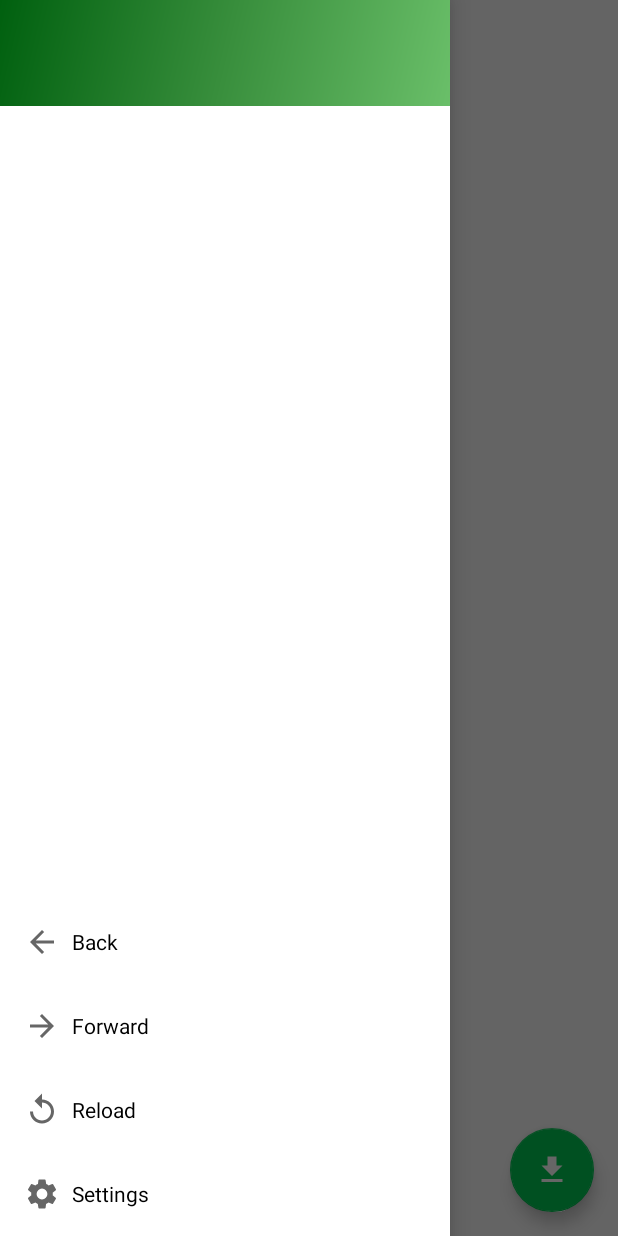
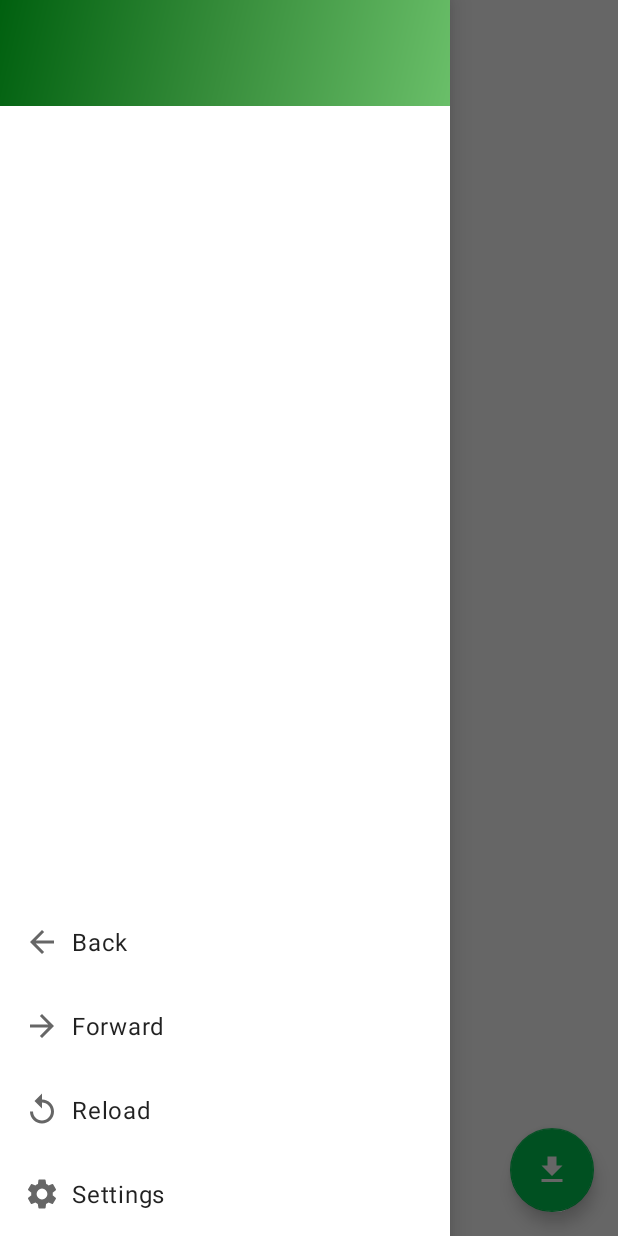
Before and after one commit to ohmae/touch-icon-extractor-sample, an Android app: the screen it shows after launch (MainActivity), with the side drawer open, on a phone screen of 412 x 824 dp. Run offline under Robolectric (Android 15) with nearby library versions, the phone set to English and light mode, and no system bars; 2 statements that could not run were skipped.

Commit message:
👍support dark theme

```diff
--- a/app/src/main/AndroidManifest.xml
+++ b/app/src/main/AndroidManifest.xml
@@ -13,7 +13,7 @@
         android:icon="@drawable/ic_launcher"
         android:label="@string/app_name"
         android:supportsRtl="true"
-        android:theme="@style/AppTheme"
+        android:theme="@style/Theme.App"
         android:usesCleartextTraffic="true"
         tools:ignore="GoogleAppIndexingWarning"
         tools:targetApi="m"
@@ -21,7 +21,7 @@
         <activity
             android:name=".MainActivity"
             android:configChanges="orientation|keyboard|keyboardHidden|smallestScreenSize"
-            android:theme="@style/AppTheme.NoActionBar"
+            android:theme="@style/Theme.App.NoActionBar"
             >
             <intent-filter>
                 <action android:name="android.intent.action.MAIN"/>
--- a/app/src/main/java/net/mm2d/webclip/MainActivity.kt
+++ b/app/src/main/java/net/mm2d/webclip/MainActivity.kt
@@ -10,6 +10,7 @@ package net.mm2d.webclip
 import android.annotation.SuppressLint
 import android.app.SearchManager
 import android.content.Intent
+import android.content.res.Configuration
 import android.graphics.Bitmap
 import android.net.Uri
 import android.os.Bundle
@@ -18,6 +19,8 @@ import android.webkit.WebChromeClient
 import android.webkit.WebView
 import android.webkit.WebViewClient
 import androidx.appcompat.app.AppCompatActivity
+import androidx.webkit.WebSettingsCompat
+import androidx.webkit.WebViewFeature
 import net.mm2d.webclip.databinding.ActivityMainBinding
 import net.mm2d.webclip.dialog.IconDialog
 import net.mm2d.webclip.settings.Settings
@@ -87,6 +90,17 @@ class MainActivity : AppCompatActivity() {
             it.useWideViewPort = true
             it.loadWithOverviewMode = true
             it.domStorageEnabled = true
+
+            if (WebViewFeature.isFeatureSupported(WebViewFeature.FORCE_DARK)) {
+                val nightMode = (resources.configuration.uiMode and Configuration.UI_MODE_NIGHT_MASK) == Configuration.UI_MODE_NIGHT_YES
+                val forceDarkMode = if (nightMode) WebSettingsCompat.FORCE_DARK_ON else WebSettingsCompat.FORCE_DARK_OFF
+                WebSettingsCompat.setForceDark(it, forceDarkMode)
+            }
+            if (WebViewFeature.isFeatureSupported(WebViewFeature.FORCE_DARK_STRATEGY)) {
+                WebSettingsCompat.setForceDarkStrategy(
+                    it, WebSettingsCompat.DARK_STRATEGY_WEB_THEME_DARKENING_ONLY
+                )
+            }
         }
         binding.webView.webChromeClient = object : WebChromeClient() {
             override fun onProgressChanged(view: WebView?, newProgress: Int) {
--- a/app/src/main/res/drawable/progress.xml
+++ b/app/src/main/res/drawable/progress.xml
@@ -5,7 +5,7 @@
     </item>
     <item android:id="@android:id/progress">
         <clip>
-            <color android:color="@color/colorAccent"/>
+            <color android:color="@color/green_a700"/>
         </clip>
     </item>
 </layer-list>
--- a/app/src/main/res/layout/activity_main.xml
+++ b/app/src/main/res/layout/activity_main.xml
@@ -45,10 +45,9 @@
         android:layout_width="300dp"
         android:layout_height="match_parent"
         android:layout_gravity="start"
-        android:background="@color/background"
+        android:background="?android:attr/windowBackground"
         android:clickable="true"
         android:orientation="vertical"
-        android:theme="@style/ThemeOverlay.AppCompat.Dark"
         tools:ignore="KeyboardInaccessibleWidget,Overdraw"
         >
 
@@ -102,8 +101,7 @@
             android:gravity="center_vertical"
             android:padding="@dimen/margin_large"
             android:text="@string/back_button"
-            android:textColor="@color/text"
-            android:textSize="@dimen/text_menu"
+            android:textAppearance="@style/TextAppearance.MaterialComponents.Body1"
             app:drawableStartCompat="@drawable/ic_back"
             />
 
@@ -116,8 +114,7 @@
             android:gravity="center_vertical"
             android:padding="@dimen/margin_large"
             android:text="@string/forward_button"
-            android:textColor="@color/text"
-            android:textSize="@dimen/text_menu"
+            android:textAppearance="@style/TextAppearance.MaterialComponents.Body1"
             app:drawableStartCompat="@drawable/ic_forward"
             />
 
@@ -130,8 +127,7 @@
             android:gravity="center_vertical"
             android:padding="@dimen/margin_large"
             android:text="@string/reload_button"
-            android:textColor="@color/text"
-            android:textSize="@dimen/text_menu"
+            android:textAppearance="@style/TextAppearance.MaterialComponents.Body1"
             app:drawableStartCompat="@drawable/ic_reload"
             />
 
@@ -144,8 +140,7 @@
             android:gravity="center_vertical"
             android:padding="@dimen/margin_large"
             android:text="@string/settings"
-            android:textColor="@color/text"
-            android:textSize="@dimen/text_menu"
+            android:textAppearance="@style/TextAppearance.MaterialComponents.Body1"
             app:drawableStartCompat="@drawable/ic_settings"
             />
     </LinearLayout>
--- a/app/src/main/res/layout/dialog_icon.xml
+++ b/app/src/main/res/layout/dialog_icon.xml
@@ -13,8 +13,7 @@
         android:layout_margin="8dp"
         android:ellipsize="end"
         android:maxLines="2"
-        android:textColor="@color/text"
-        android:textSize="16sp"
+        android:textAppearance="@style/TextAppearance.MaterialComponents.Body2"
         />
 
     <com.google.android.material.switchmaterial.SwitchMaterial
--- /dev/null
+++ b/app/src/main/res/values-night/themes.xml
@@ -0,0 +1,26 @@
+<resources xmlns:tools="http://schemas.android.com/tools">
+    <!-- Base application theme. -->
+    <style name="Theme.App" parent="Theme.MaterialComponents.DayNight.DarkActionBar">
+        <!-- Primary brand color. -->
+        <item name="colorPrimary">@color/gray_800</item>
+        <item name="colorPrimaryVariant">@color/black</item>
+        <item name="colorOnPrimary">@color/black</item>
+        <!-- Secondary brand color. -->
+        <item name="colorSecondary">@color/green_300</item>
+        <item name="colorSecondaryVariant">@color/green_300</item>
+        <item name="colorOnSecondary">@color/black</item>
+        <!-- Status bar color. -->
+        <item name="android:statusBarColor" tools:targetApi="l">?attr/colorPrimaryVariant</item>
+        <!-- Customize your theme here. -->
+        <item name="colorStrongText">@color/blue_500</item>
+        <item name="colorNormalText">@color/black</item>
+        <item name="alertDialogTheme">@style/Theme.App.Dialog</item>
+    </style>
+
+    <style name="Theme.App.Dialog" parent="Theme.MaterialComponents.DayNight.Dialog.Alert">
+        <item name="colorPrimary">@color/blue_500</item>
+        <item name="colorSecondary">@color/blue_500</item>
+        <item name="colorSurface">@color/black</item>
+        <item name="android:windowBackground">@color/gray_900</item>
+    </style>
+</resources>
--- a/app/src/main/res/values/colors.xml
+++ b/app/src/main/res/values/colors.xml
@@ -1,16 +1,20 @@
 <?xml version="1.0" encoding="utf-8"?>
 <resources>
-    <color name="colorPrimary">#424242</color>
-    <color name="colorPrimaryDark">#000000</color>
-    <color name="colorAccent">#00c853</color>
-    <color name="background">#ffffff</color>
-    <color name="text">#000000</color>
-    <color name="text_weak">#666666</color>
-    <color name="text_strong">#304FFE</color>
-
     <color name="text_title">#ffffff</color>
     <color name="text_url">#c0ffffff</color>
 
     <color name="bg_domain">#00C853</color>
     <color name="bg_web_app">#FF6D00</color>
+
+    <color name="blue_500">#2196F3</color>
+    <color name="blue_a700">#2962FF</color>
+
+    <color name="green_300">#81C784</color>
+    <color name="green_a700">#00C853</color>
+
+    <color name="gray_800">#424242</color>
+    <color name="gray_900">#212121</color>
+
+    <color name="black">#000000</color>
+    <color name="white">#FFFFFF</color>
 </resources>
--- a/app/src/main/res/values/styles.xml
+++ /dev/null
@@ -1,13 +0,0 @@
-<resources>
-
-    <style name="AppTheme" parent="Theme.AppCompat.Light.DarkActionBar">
-        <item name="colorPrimary">@color/colorPrimary</item>
-        <item name="colorPrimaryDark">@color/colorPrimaryDark</item>
-        <item name="colorAccent">@color/colorAccent</item>
-    </style>
-
-    <style name="AppTheme.NoActionBar">
-        <item name="windowActionBar">false</item>
-        <item name="windowNoTitle">true</item>
-    </style>
-</resources>
--- /dev/null
+++ b/app/src/main/res/values/themes.xml
@@ -0,0 +1,31 @@
+<resources xmlns:tools="http://schemas.android.com/tools">
+    <!-- Base application theme. -->
+    <style name="Theme.App" parent="Theme.MaterialComponents.DayNight.DarkActionBar">
+        <!-- Primary brand color. -->
+        <item name="colorPrimary">@color/gray_800</item>
+        <item name="colorPrimaryVariant">@color/black</item>
+        <item name="colorOnPrimary">@color/white</item>
+        <!-- Secondary brand color. -->
+        <item name="colorSecondary">@color/green_a700</item>
+        <item name="colorSecondaryVariant">@color/green_a700</item>
+        <item name="colorOnSecondary">@color/white</item>
+        <!-- Status bar color. -->
+        <item name="android:statusBarColor" tools:targetApi="l">?attr/colorPrimaryVariant</item>
+        <!-- Customize your theme here. -->
+        <item name="colorStrongText">@color/blue_a700</item>
+        <item name="colorNormalText">@color/black</item>
+        <item name="alertDialogTheme">@style/Theme.App.Dialog</item>
+    </style>
+
+    <style name="Theme.App.NoActionBar">
+        <item name="windowActionBar">false</item>
+        <item name="windowNoTitle">true</item>
+    </style>
+
+    <style name="Theme.App.Dialog" parent="Theme.MaterialComponents.DayNight.Dialog.Alert">
+        <item name="colorPrimary">@color/blue_a700</item>
+        <item name="colorSecondary">@color/blue_a700</item>
+        <item name="colorSurface">@color/white</item>
+        <item name="android:windowBackground">@color/white</item>
+    </style>
+</resources>
--- a/build.gradle.kts
+++ b/build.gradle.kts
@@ -5,7 +5,7 @@ buildscript {
     }
     dependencies {
         classpath("com.android.tools.build:gradle:4.2.2")
-        classpath(kotlin("gradle-plugin", version = "1.5.20"))
+        classpath(kotlin("gradle-plugin", version = "1.5.21"))
         classpath("com.github.ben-manes:gradle-versions-plugin:0.39.0")
     }
 }
```
Also changed, not shown: app/build.gradle.kts (+11 -7 lines), app/src/main/res/layout/item_domain_icon.xml (+16 -22 lines), app/src/main/res/layout/item_page_icon.xml (+16 -22 lines), app/src/main/res/layout/item_web_app_icon.xml (+16 -22 lines), app/src/main/res/values/attrs.xml (added, +7 -0 lines).
